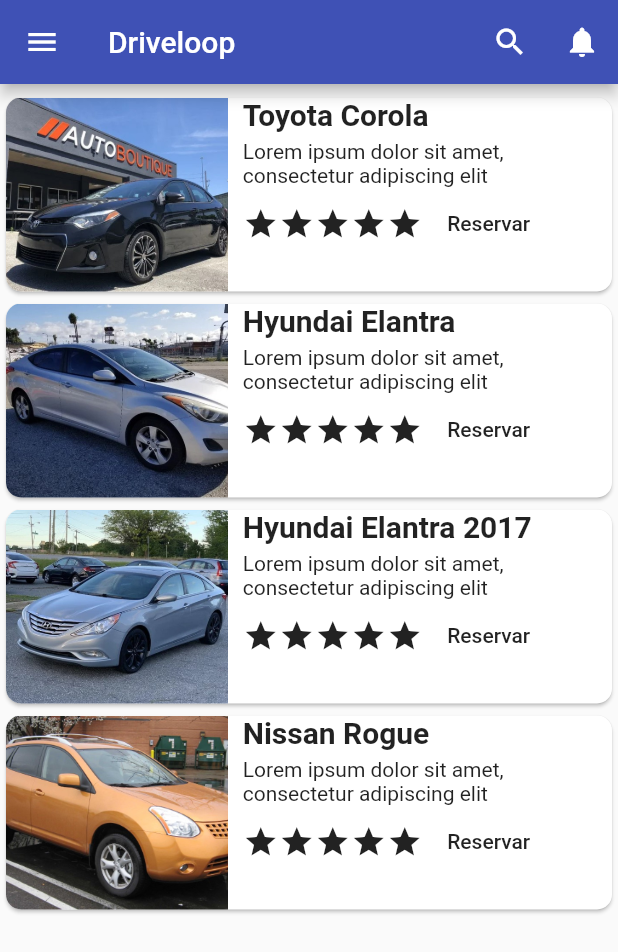
After one commit to gerardoevs/driveloop-app, a Flutter app: the MainPage screen opened by its route, in the side drawer, after a tap on "Reservar", on a phone screen of 412 x 824 dp. The commit adds this screen. Shown: the top 952 px of the screen. Run offline on Flutter 3.47's test engine with Material 2 defaults, Android fonts, the phone set to English and light mode, and no system bars; our stand-ins replace transparent_image.

Commit message:
opcion de busqueda

```diff
--- a/lib/pages/login_page.dart
+++ b/lib/pages/login_page.dart
@@ -50,7 +50,7 @@ class LoginPage extends StatelessWidget {
                   padding: EdgeInsets.symmetric(horizontal: 60, vertical: 15),
                   child: Text("Iniciar Sesión"),
                   color: Colors.indigo,
-                  onPressed: () => Navigator.pushReplacementNamed(context, 'owner'),
+                  onPressed: () => Navigator.pushReplacementNamed(context, 'main'),
                 )
               ],
             ),
--- /dev/null
+++ b/lib/pages/main_page.dart
@@ -0,0 +1,200 @@
+import 'package:Driveloop/widgets/drawer_widget.dart';
+import 'package:flutter/material.dart';
+
+class MainPage extends StatefulWidget {
+  @override
+  _MainPageState createState() => _MainPageState();
+}
+
+class _MainPageState extends State<MainPage> {
+  FocusNode searchFocus = FocusNode();
+  bool searching = false;
+
+  @override
+  Widget build(BuildContext context) {
+    return Scaffold(
+      appBar: searching ? _searchAppbar() : _mainAppbar(),
+      drawer: AppDrawer(tipoUsuario: 'owner'),
+      body: _buildBody(),
+    );
+  }
+
+  Widget _searchAppbar() {
+    return AppBar(
+      title: TextField(
+        autofocus: true,
+        decoration: InputDecoration(
+          focusedBorder:
+              UnderlineInputBorder(borderSide: BorderSide(color: Colors.white)),
+          prefixIcon: Icon(Icons.search, color: Colors.white),
+        ),
+        style: TextStyle(color: Colors.white, fontSize: 18),
+        focusNode: searchFocus,
+      ),
+      actions: <Widget>[
+        IconButton(
+            icon: Icon(Icons.close),
+            onPressed: () {
+              setState(() {
+                searching = false;
+              });
+            })
+      ],
+    );
+  }
+
+  Widget _mainAppbar() {
+    return AppBar(
+      title: Text('Driveloop'),
+      actions: <Widget>[
+        IconButton(
+            icon: Icon(Icons.search),
+            onPressed: () {
+              setState(() {
+                searching = true;
+              });
+            }),
+        PopupMenuButton<String>(
+            icon: Icon(Icons.notifications),
+            offset: Offset(0, 60),
+            itemBuilder: (context) {
+              return [
+                PopupMenuItem(
+                    child: ListTile(
+                        trailing: Icon(Icons.new_releases),
+                        title: Text('¡Tienes una solicitud nueva!'))),
+                PopupMenuItem(
+                    child: ListTile(
+                        trailing: Icon(Icons.new_releases),
+                        title: Text('¡Tienes una solicitud nueva!'))),
+                PopupMenuItem(
+                    child: ListTile(
+                        trailing: Icon(Icons.new_releases),
+                        title: Text('Un cliente canceló su solicitud'))),
+                PopupMenuItem(
+                    child: ListTile(
+                        trailing: Icon(Icons.new_releases),
+                        title: Text('Un cliente canceló su solicitud'))),
+                PopupMenuItem(
+                    child: ListTile(
+                        trailing: Icon(Icons.new_releases),
+                        title: Text('¡Tienes una solicitud nueva!'))),
+              ];
+            })
+      ],
+    );
+  }
+
+  Widget _buildBody() {
+    if(searching){
+      return Center(child: Text('Vehiculo no encontrado'));
+    }else{
+      return ListView(
+        children: <Widget>[
+          SizedBox(height: 5.0),
+          CarTiles(
+            brand: 'Toyota Corola',
+            asset: 'assets/img/cars/car1.jpg',
+            description: 'Lorem ipsum dolor sit amet, consectetur adipiscing elit',
+            routeInfo: 'carinfo'
+          ),
+          CarTiles(
+            brand: 'Hyundai Elantra',
+            asset: 'assets/img/cars/car2.jpg',
+            description: 'Lorem ipsum dolor sit amet, consectetur adipiscing elit',
+            routeInfo: 'carinfo'
+          ),
+          CarTiles(
+            brand: 'Hyundai Elantra 2017',
+            asset: 'assets/img/cars/car3.jpg',
+            description: 'Lorem ipsum dolor sit amet, consectetur adipiscing elit',
+            routeInfo: 'carinfo'
+          ),
+          CarTiles(
+            brand: 'Nissan Rogue',
+            asset: 'assets/img/cars/car4.jpg',
+            description: 'Lorem ipsum dolor sit amet, consectetur adipiscing elit',
+            routeInfo: 'carinfo'
+          ),
+        ],
+      );
+    }
+  }
+}
+
+class CarTiles extends StatelessWidget {
+  CarTiles({
+    this.brand,
+    this.description,
+    this.asset,
+    this.routeInfo
+  });
+  final String brand;
+  final String description;
+  final String asset;
+  final String routeInfo;
+
+  @override
+  Widget build(BuildContext context) {
+    final screen = MediaQuery.of(context).size;
+    return SizedBox(
+      height: screen.height / 6,
+      child: Card(
+        clipBehavior: Clip.antiAlias,
+        shape:
+            RoundedRectangleBorder(borderRadius: BorderRadius.circular(10.0)),
+        child: Row(
+          children: <Widget>[
+            AspectRatio(
+              aspectRatio: 4 / 3.5,
+              child: Image(
+                  image: AssetImage('$asset'),
+                  fit: BoxFit.cover),
+            ),
+            SizedBox(
+              width: 10.0,
+            ),
+            Expanded(
+              child: Column(
+                crossAxisAlignment: CrossAxisAlignment.start,
+                children: <Widget>[
+                  GestureDetector(
+                    onTap: () => Navigator.pushNamed(context, '$routeInfo'),
+                    child: Text(
+                      "$brand",
+                      style: TextStyle(
+                          fontSize: 20.0, fontWeight: FontWeight.bold),
+                      maxLines: 2,
+                      overflow: TextOverflow.clip,
+                    ),
+                  ),
+                  SizedBox(
+                    height: 5.0,
+                  ),
+                  Text(
+                    "$description",
+                    overflow: TextOverflow.clip,
+                  ),
+                  Row(
+                    children: <Widget>[
+                      Icon(Icons.star),
+                      Icon(Icons.star),
+                      Icon(Icons.star),
+                      Icon(Icons.star),
+                      Icon(Icons.star),
+                      FlatButton(
+                        onPressed: () =>
+                            Navigator.pushNamed(context, '$routeInfo'),
+                        child: Text("Reservar"),
+                      )
+                    ],
+                  )
+                ],
+              ),
+            ),
+          ],
+        ),
+      ),
+    );
+  }
+}
--- a/lib/routes.dart
+++ b/lib/routes.dart
@@ -1,9 +1,8 @@
 import 'package:flutter/material.dart';
 import 'package:Driveloop/pages/clients_page.dart';
-import 'package:Driveloop/pages/customer_page.dart';
+import 'package:Driveloop/pages/main_page.dart';
 import 'package:Driveloop/pages/garage_page.dart';
 import 'package:Driveloop/pages/login_page.dart';
-import 'package:Driveloop/pages/owner_page.dart';
 import 'package:Driveloop/pages/profile_page.dart';
 import 'package:Driveloop/pages/received_page.dart';
 import 'package:Driveloop/pages/record_page.dart';
@@ -12,8 +11,7 @@ import 'package:Driveloop/pages/car_info_page.dart';
 
 Map<String, WidgetBuilder> appRoutes = {
   'login'   : (context) => LoginPage(),
-  'customer': (context) => CustomerPage(),
-  'owner'   : (context) => OwnerPage(),
+  'main'    : (context) => MainPage(),
   'garage'  : (context) => GaragePage(),
   'profile' : (context) => ProfilePage(),
   'records' : (context) => RecordsPage(),
--- a/lib/widgets/drawer_widget.dart
+++ b/lib/widgets/drawer_widget.dart
@@ -8,50 +8,64 @@ class AppDrawer extends StatelessWidget {
   @override
   Widget build(BuildContext context) {
     return Drawer(
-      child: ListView(padding: EdgeInsets.zero, children: _crearItems(context)),
-    );
-  }
+      child: ListView(
+        padding: EdgeInsets.zero,
+        children: [
+          DrawerHeader(
+            padding: EdgeInsets.all(20),
+            child: Column(
+              mainAxisAlignment: MainAxisAlignment.end,
+              crossAxisAlignment: CrossAxisAlignment.start,
+              children: <Widget>[
+                Expanded(
+                  child: CircleAvatar(
+                    child: Text('USER'),
+                    maxRadius: 40,
+                  )
+                ),
+                Text('Bienvenido a Driveloop',
+                  style: TextStyle(fontSize: 18, color: Colors.white)
+                )
+              ],
+            ),
+            decoration: BoxDecoration(color: Colors.indigo),
+          ),
 
-  List<Widget> _crearItems(BuildContext context) {
-    final List<Widget> list = [];
+          _crearItems(context),
 
-    list.add(DrawerHeader(
-      child: Image.network('https://www.brandbucket.com/sites/default/files/logo_uploads/68678/large_driveloop1.png'),
-      decoration: BoxDecoration(color: Colors.indigo),
-    ));
-
-    drawerItems[tipoUsuario].forEach((data) {
-      list.add(Column(
-        children: <Widget>[
-          ListTile(
-            leading: Icon(data['icono']),
-            title: Text(data['nombre']),
-            trailing: Icon(Icons.arrow_right),
-            onTap: () => Navigator.pushNamed(context, data['ruta']),
-          ),
-        ],
-      ));
-    });
-
-    list.add(Column(
-        children: <Widget>[
           Divider(thickness: 1),
           ListTile(
             leading: Icon(Icons.exit_to_app),
             title: Text('Cerrar Sesión'),
             onTap: () => Navigator.pushReplacementNamed(context, 'login'),
-          ),
+          )
         ],
-      ));
+      ),
+    );
+  }
 
-    return list;
+  Widget _crearItems(BuildContext context) {
+    return Column(
+      children: drawerItems[tipoUsuario].map((data) =>
+        ListTile(
+          leading: Icon(data['icono']),
+          title: Text(data['nombre']),
+          trailing: Icon(Icons.arrow_right),
+          onTap: () => Navigator.pushNamed(context, data['ruta'])
+        )
+      ).toList()
+    );
   }
 }
 
 const Map<String, List> drawerItems = {
   'owner': [
     {'nombre': 'Mi Garage', 'icono': Icons.directions_car, 'ruta': 'garage'},
-    {'nombre': 'Solicitudes Recibidas', 'icono': Icons.inbox, 'ruta': 'received'},
+    {
+      'nombre': 'Solicitudes Recibidas',
+      'icono': Icons.inbox,
+      'ruta': 'received'
+    },
     {
       'nombre': 'Clientes',
       'icono': Icons.supervised_user_circle,
```
Also changed, not shown: lib/pages/customer_page.dart (deleted, +0 -17 lines), lib/pages/received_page.dart (+6 -5 lines), pubspec.lock.
